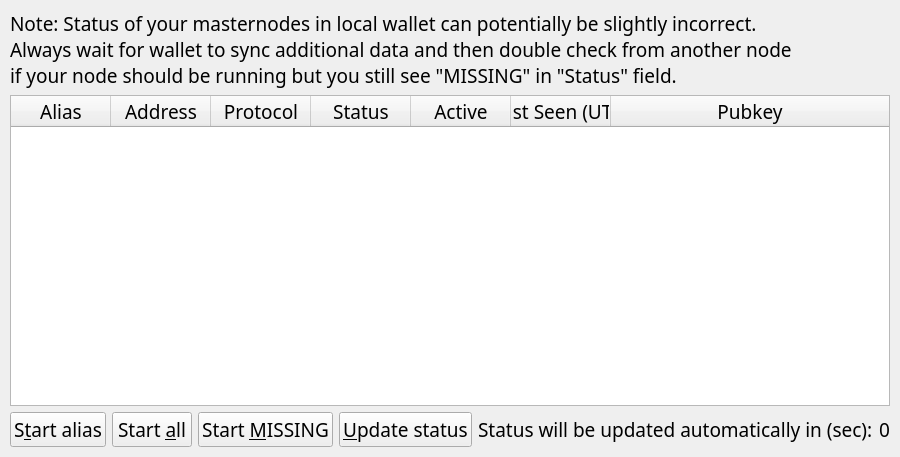
Above: src/qt/forms/masternodelist.ui from nyerium-core/nyerium before the change. Below: the same form after it.
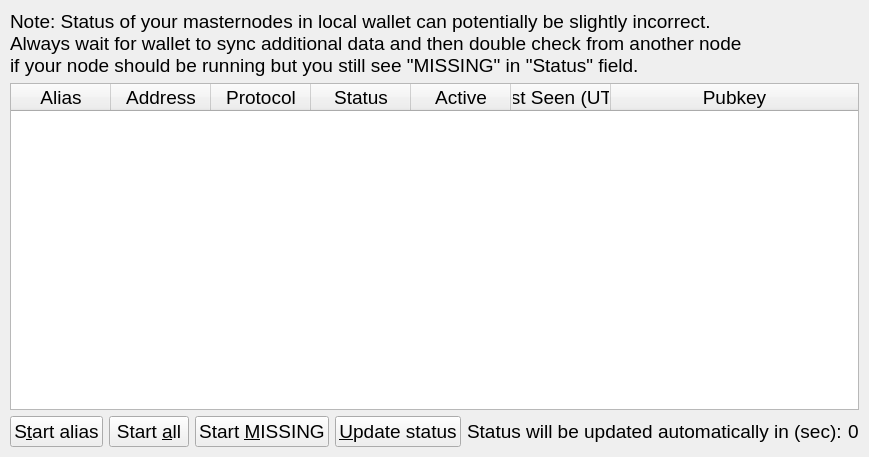
That is the form after the change.

Patch:
```diff
--- a/src/qt/forms/masternodelist.ui
+++ b/src/qt/forms/masternodelist.ui
@@ -12,7 +12,7 @@
   </property>
   <property name="font">
    <font>
-    <family>Ara Hamah 1982</family>
+    
     <pointsize>14</pointsize>
    </font>
   </property>
@@ -100,7 +100,7 @@
          </property>
          <property name="font">
           <font>
-           <family>Ara Hamah 1982</family>
+           
            <pointsize>14</pointsize>
           </font>
          </property>
```
